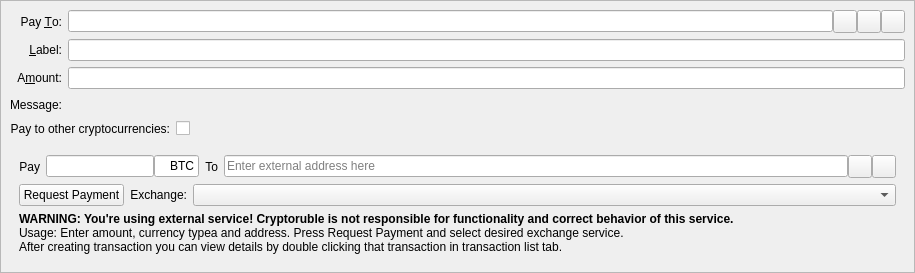
This is src/qt/forms/sendcoinsentry.ui in Exgibichi/cryptoruble as Qt 5 draws it before an edit. The edited form follows.
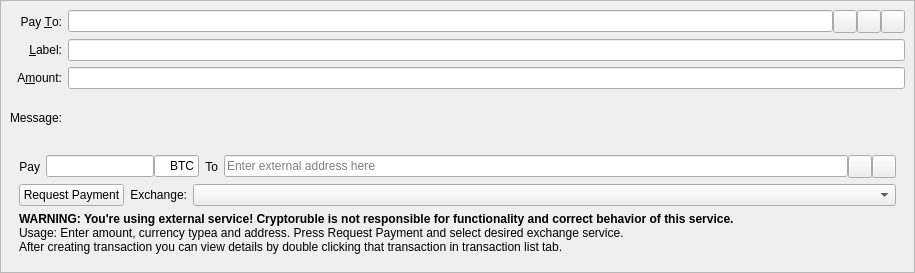
This is the edited form. Icons and pictures are not drawn. Custom widgets are drawn as their Qt base class.

Commit message: hide exchange

```diff
--- a/src/qt/forms/sendcoinsentry.ui
+++ b/src/qt/forms/sendcoinsentry.ui
@@ -92,7 +92,7 @@
       </property>
      </widget>
     </item>
-    <item row="4" column="0" colspan="2">
+    <!-- <item row="4" column="0" colspan="2">
      <layout class="QFormLayout" name="toggleExchLayout">
       <item row="0" column="0">
        <widget class="QLabel" name="toggleExchLabel">
@@ -121,7 +121,7 @@
        </widget>
       </item>
      </layout>
-    </item>
+    </item> -->
     <item row="1" column="0">
      <widget class="QLabel" name="labellLabel">
       <property name="text">
```
The commit also changes 1 other file.
